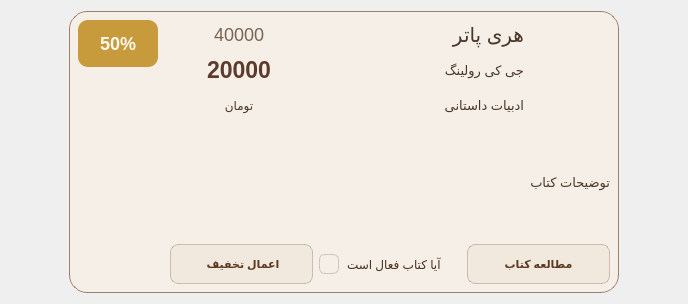
Onyx1907/Lumina-EBook-Platform, file Client/sharedbookcard.ui: the form before one commit.
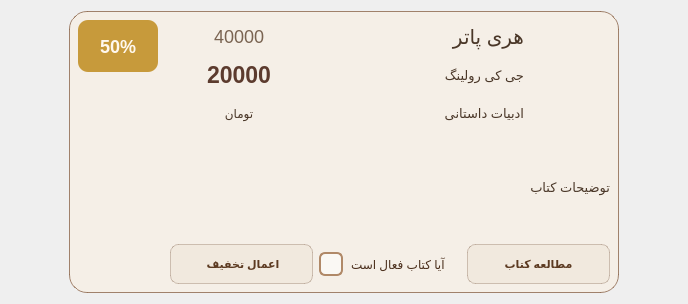
The form after the commit. Icons and pictures are not drawn.

Diff of the .ui file:
```diff
--- a/Client/sharedbookcard.ui
+++ b/Client/sharedbookcard.ui
@@ -320,13 +320,13 @@
           <property name="minimumSize">
            <size>
             <width>80</width>
-            <height>100</height>
+            <height>110</height>
            </size>
           </property>
           <property name="maximumSize">
            <size>
             <width>80</width>
-            <height>100</height>
+            <height>110</height>
            </size>
           </property>
           <property name="text">
@@ -526,33 +526,41 @@
           </property>
           <property name="styleSheet">
            <string notr="true">QCheckBox {
-    color: #4A2E1B; /* متن قهوه‌ای تیره */
+    color: #4A2E1B;
     font-family: &quot;Vazirmatn&quot;, &quot;Segoe UI&quot;;
     font-size: 12px;
     spacing: 8px;
 }
 
-/* مربع چک‌باکس در حالت غیرفعال (کرمی شیشه‌ای ملایم) */
 QCheckBox::indicator {
-    width: 18px;
-    height: 18px;
-    background-color: rgba(245, 239, 233, 0.4);
-    border: 1px solid rgba(111, 78, 55, 0.25);
+    width: 20px;
+    height: 20px;
     border-radius: 6px;
+    border: 2px solid #B08968;
+    background: rgba(255,255,255,0.55);
 }
 
-/* هاور روی مربع */
 QCheckBox::indicator:hover {
     background-color: rgba(197, 160, 126, 0.3);
     border: 1px solid rgba(111, 78, 55, 0.4);
 }
 
-/* وقتی کتاب فعال است (تیک خورده) -&gt; تبدیل به قهوه‌ای شکلاتی گرم شیشه‌ای */
+QCheckBox::indicator:pressed {
+    background: rgba(210,170,130,0.6);
+}
+
 QCheckBox::indicator:checked {
-    background-color: rgba(111, 78, 55, 0.8);
-    border: 1px solid #4A2E1B;
-    /* اگر آیکون تیک سفید داری آدرس بده، در غیر این صورت رنگ پر شده کفایت میکند */
-    image: url(:/icons/checkmark_white.png); 
+    background: #8B5E3C;
+    border: 2px solid #5E3A22;
+}
+
+QCheckBox::indicator:checked:hover {
+    background: #A66B42;
+    border: 2px solid #3E2617;
+}
+
+QCheckBox::indicator:checked:pressed {
+    background: #74462B;
 }</string>
           </property>
           <property name="text">
```
Left out of the diff: 4 changed lines with no effect on the pictures.
